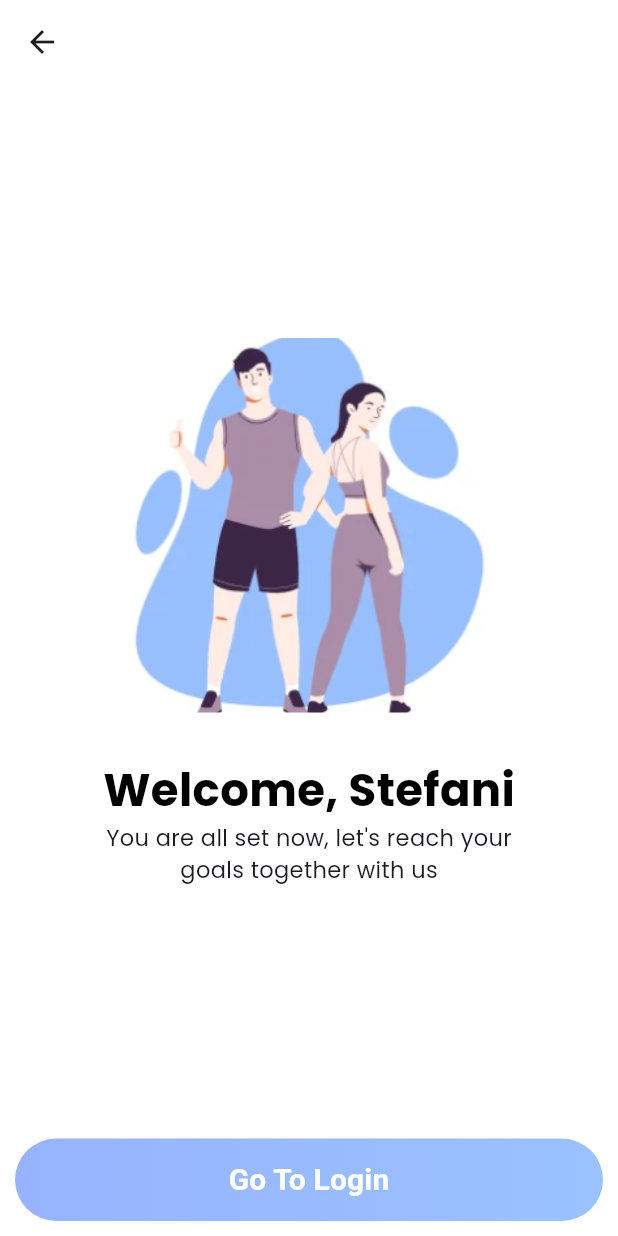
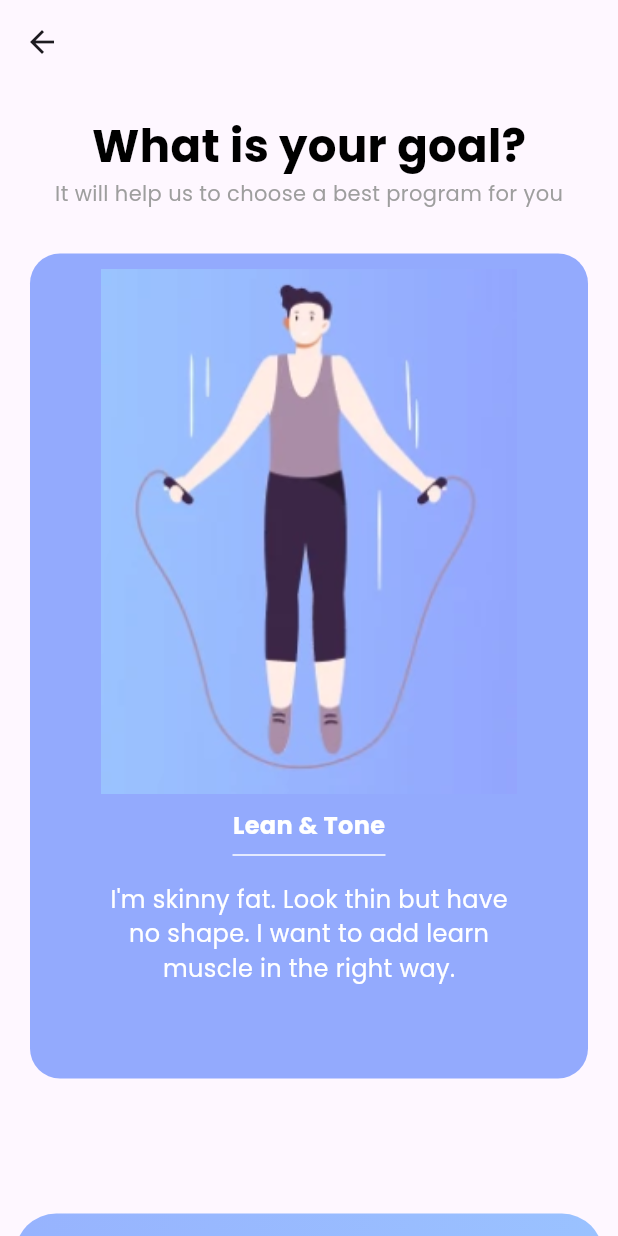
Before and after one commit to vLSunny/Pemrograman-Mobile, a Flutter app: the SplashScreen6 screen opened directly, after a tap on the "arrow forward ios" icon, on a phone screen of 412 x 824 dp. Run offline on Flutter 3.47's test engine with Material 3 defaults, Android fonts, the phone set to English and light mode, and no system bars; our stand-ins replace convex_bottom_bar, fl_chart, google_fonts, syncfusion_flutter_charts; key blocks and very long unbroken strings in the code were emptied for the run.

Commit message:
Updated Code

```diff
--- /dev/null
+++ b/lib/screens/goal_screen1.dart
@@ -0,0 +1,183 @@
+import 'package:fitnestx/screens/splash_screen3.dart';
+import 'package:flutter/material.dart';
+import 'package:google_fonts/google_fonts.dart';
+
+class GoalScreen1 extends StatefulWidget {
+  const GoalScreen1({super.key});
+
+  @override
+  State<GoalScreen1> createState() => _GoalScreen1State();
+}
+
+class _GoalScreen1State extends State<GoalScreen1> {
+  @override
+  Widget build(BuildContext context) {
+    return Scaffold(
+      appBar: AppBar(),
+      body: SafeArea(
+        child: SingleChildScrollView(
+          child: Column(
+            mainAxisAlignment: MainAxisAlignment.spaceBetween,
+            children: [
+              SizedBox(height: 20),
+
+              // Title
+              Text(
+                "What is your goal?",
+                style: GoogleFonts.poppins(
+                  textStyle: TextStyle(
+                    fontSize: 30,
+                    fontWeight: FontWeight.bold,
+                    color: Colors.black,
+                  ),
+                ),
+              ),
+
+              // Subtitle
+              Text(
+                "It will help us to choose a best program for you",
+                style: GoogleFonts.poppins(
+                  textStyle: TextStyle(
+                    fontSize: 14,
+                    fontWeight: FontWeight.w400,
+                    color: Colors.grey,
+                  ),
+                ),
+              ),
+
+              SizedBox(height: 30),
+
+              // ✅ Rounded Container (working)
+              Padding(
+                padding: EdgeInsets.symmetric(horizontal: 20.0),
+                child: Container(
+                  width: double.infinity,
+                  height: 550,
+                  decoration: BoxDecoration(
+                    color: Color(0XFF93AAFD),
+                    borderRadius: BorderRadius.circular(20.0),
+                  ),
+                  child: Column(
+                    children: [
+
+                      SizedBox(
+                        height: 10.0,
+                      ),
+                      Image.asset(
+                          "assets/images/Image5.png",
+                          height: 350,
+                          fit: BoxFit.cover,
+                      ),
+                      SizedBox(
+                        height: 10.0,
+                      ),
+
+                      Text(
+                        "Lean & Tone",
+                        style: GoogleFonts.poppins(
+                          textStyle: TextStyle(
+                            fontSize: 16,
+                            fontWeight: FontWeight.bold,
+                            color: Colors.white,
+                          ),
+                        ),
+                      ),
+
+                      Divider(
+                        color: Colors.white,
+                        thickness: 1.0,
+                        indent: 135.0,
+                        endIndent: 135.0,
+                      ),
+
+                      SizedBox(
+                        height: 10.0,
+                      ),
+
+                      Text(
+                        "I'm skinny fat. Look thin but have",
+                        style: GoogleFonts.poppins(
+                          textStyle: TextStyle(
+                            fontSize: 16,
+                            color: Colors.white,
+                          ),
+                        ),
+                      ),
+
+                      Text(
+                        "no shape. I want to add learn",
+                        style: GoogleFonts.poppins(
+                          textStyle: TextStyle(
+                            fontSize: 16,
+                            color: Colors.white,
+                          ),
+                        ),
+                      ),
+
+                      Text(
+                        "muscle in the right way.",
+                        style: GoogleFonts.poppins(
+                          textStyle: TextStyle(
+                            fontSize: 16,
+                            color: Colors.white,
+                          ),
+                        ),
+                      ),
+
+                    ],
+                  ),
+                ),
+              ),
+
+              SizedBox(height: 90),
+
+              Padding(
+                padding: EdgeInsets.only(left: 10.0, right: 10.0, bottom: 30.0),
+                child: SizedBox(
+                  height: 55,
+                  width: double.infinity,
+                  child: DecoratedBox(
+                    decoration: BoxDecoration(
+                      gradient: LinearGradient(
+                        colors: [Color(0xFF97B3FE), Color(0xFF9AC2FF)],
+                        begin: Alignment.topLeft,
+                        end: Alignment.bottomRight,
+                      ),
+                      borderRadius: BorderRadius.circular(40.0),
+                    ),
+                    child: ElevatedButton(
+                      style: ElevatedButton.styleFrom(
+                        backgroundColor: Colors.transparent,
+                        shadowColor: Colors.transparent,
+                        shape: RoundedRectangleBorder(
+                          borderRadius: BorderRadius.circular(8.0),
+                        ),
+                      ),
+                      onPressed: () {
+                        Navigator.push(
+                          context,
+                          MaterialPageRoute(
+                            builder: (context) => SplashScreen3(),
+                          ),
+                        );
+                      },
+                      child: Text(
+                        "Confirm",
+                        style: TextStyle(
+                          fontSize: 20,
+                          fontWeight: FontWeight.w600,
+                          color: Colors.white,
+                        ),
+                      ),
+                    ),
+                  ),
+                ),
+              ),
+
+            ],
+          ),
+        ),
+      ),
+    );
+  }
+}
--- /dev/null
+++ b/lib/screens/goal_screen2.dart
@@ -0,0 +1,15 @@
+import 'package:flutter/material.dart';
+
+class GoalScreen2 extends StatefulWidget {
+  const GoalScreen2({super.key});
+
+  @override
+  State<GoalScreen2> createState() => _GoalScreen2State();
+}
+
+class _GoalScreen2State extends State<GoalScreen2> {
+  @override
+  Widget build(BuildContext context) {
+    return const Placeholder();
+  }
+}
--- a/lib/screens/splash_screen2.dart
+++ b/lib/screens/splash_screen2.dart
@@ -103,7 +103,7 @@ class _SplashScreen2State extends State<SplashScreen2> {
                     style: TextStyle(
                       fontSize: 20,
                       fontWeight: FontWeight.w600,
-                      color: Colors.white, // Text remains white
+                      color: Colors.white,
                     ),
                   ),
                 ),
--- a/lib/screens/splash_screen6.dart
+++ b/lib/screens/splash_screen6.dart
@@ -1,4 +1,4 @@
-import 'package:fitnestx/screens/welcome_screen.dart';
+import 'package:fitnestx/screens/goal_screen1.dart';
 import 'package:flutter/material.dart';
 import 'package:google_fonts/google_fonts.dart';
 
@@ -66,7 +66,7 @@ class _SplashScreen6State extends State<SplashScreen6> {
           Navigator.push(
             context,
             MaterialPageRoute(
-              builder: (context) => WelcomeScreen(),
+              builder: (context) => GoalScreen1(),
             ),
           );
         },
```
Also changed, not shown: assets/images/Image5.png (added).
